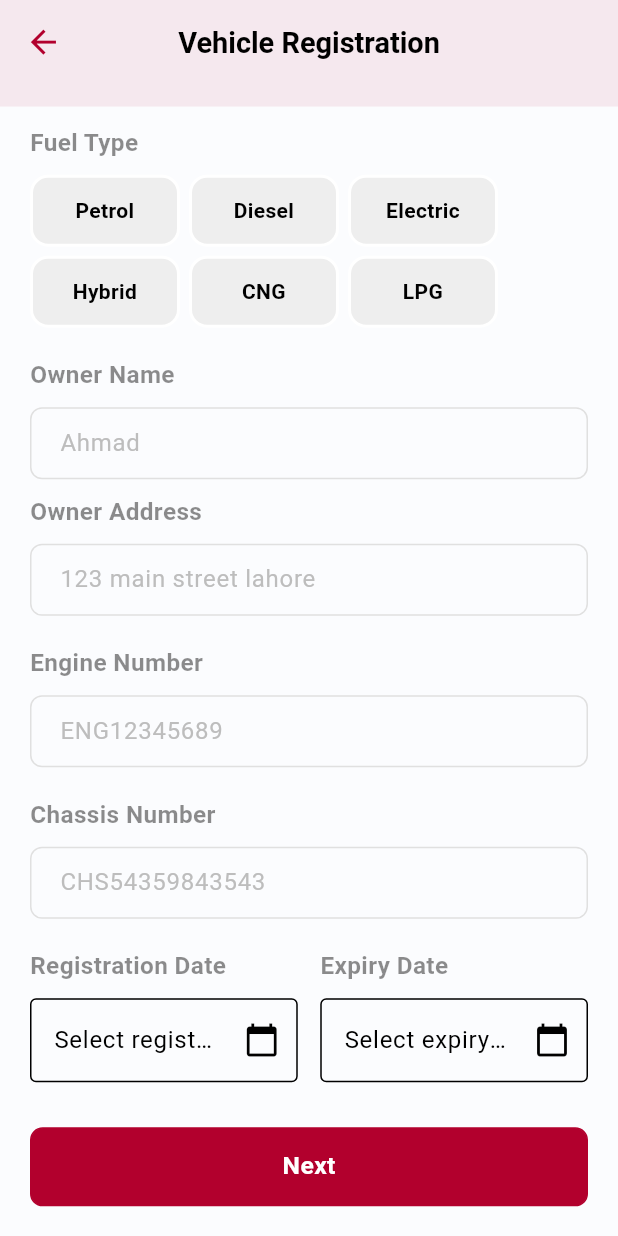
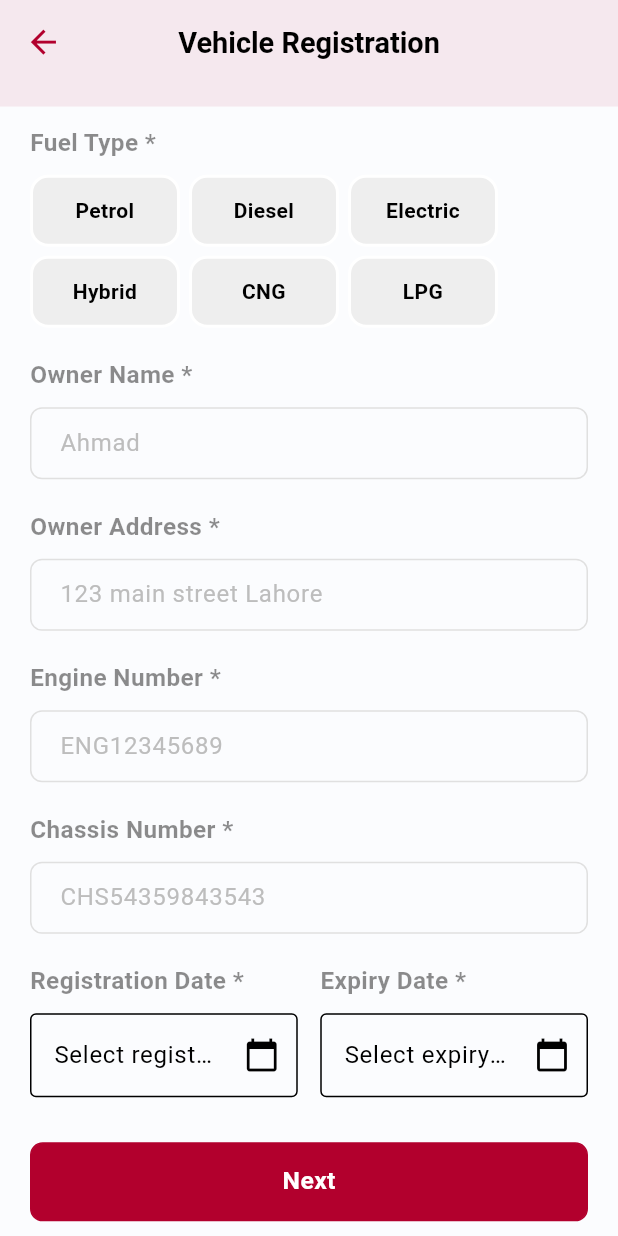
Before and after one commit to salehahmad798/Taxi-Driver, a Flutter app: the VehicleRegistrationScreen screen opened by its route, scrolled down 548 dp, on a phone screen of 412 x 824 dp. Run offline on Flutter 3.47's test engine with Material 3 defaults, Android fonts, the phone set to English and light mode, and no system bars; our stand-ins replace cached_network_image, flutter_screenutil, flutter_svg, geolocator, get, get_storage and 6 more; accounts and stored records are empty; Roboto replaces fonts that are missing (Poppins).

Commit message:
working on vehicle regis..

```diff
--- a/lib/data/models/vehicle_model.dart
+++ b/lib/data/models/vehicle_model.dart
@@ -1,59 +1,49 @@
 class VehicleModel {
-  String? drivingLicense;
-  String? vehicleType;
-  String? make;
-  String? model;
-  String? year;
-  String? color;
-  String? fuelType;
-  String? engineNumber;
-  String? chassisNumber;
-  String? ownerAddress;
-  String? registrationDate;
-  String? expiryDate;
+  final String vehicleType;
+  final String registrationNumber;
+  final String make;
+  final String model;
+  final String year;
+  final String color;
+  final String fuelType;
+  final String ownerName;
+  final String ownerAddress;
+  final String engineNumber;
+  final String chassisNumber;
+  final String? registrationDate;
+  final String? expiryDate;
 
   VehicleModel({
-    this.drivingLicense,
-    this.vehicleType,
-    this.make,
-    this.model,
-    this.year,
-    this.color,
-    this.fuelType,
-    this.engineNumber,
-    this.chassisNumber,
-    this.ownerAddress,
+    required this.vehicleType,
+    required this.registrationNumber,
+    required this.make,
+    required this.model,
+    required this.year,
+    required this.color,
+    required this.fuelType,
+    required this.ownerName,
+    required this.ownerAddress,
+    required this.engineNumber,
+    required this.chassisNumber,
     this.registrationDate,
     this.expiryDate,
   });
 
-  Map<String, dynamic> toJson() => {
-    'driving_license': drivingLicense,
-    'vehicle_type': vehicleType,
-    'make': make,
-    'model': model,
-    'year': year,
-    'color': color,
-    'fuel_type': fuelType,
-    'engine_number': engineNumber,
-    'chassis_number': chassisNumber,
-    'owner_address': ownerAddress,
-    'registration_date': registrationDate,
-    'expiry_date': expiryDate,
-  };
-
-  factory VehicleModel.fromJson(Map<String, dynamic> json) => VehicleModel(
-    drivingLicense: json['driving_license'],
-    vehicleType: json['vehicle_type'],
-    make: json['make'],
-    model: json['model'],
-    year: json['year'],
-    color: json['color'],
-    fuelType: json['fuel_type'],
-    engineNumber: json['engine_number'],
-    chassisNumber: json['chassis_number'],
-    ownerAddress: json['owner_address'],
-    registrationDate: json['registration_date'],
-    expiryDate: json['expiry_date'],
-  );
+  Map<String, dynamic> toJson() {
+    return {
+      "vehicle_type": vehicleType,
+      "registration_number": registrationNumber,
+      "vehicle_make": make,
+      "vehicle_model": model,
+      "vehicle_year": year,
+      "vehicle_color": color,
+      "fuel_type": fuelType,
+      "owner_name": ownerName,
+      "owner_address": ownerAddress,
+      "engine_number": engineNumber,
+      "chassis_number": chassisNumber,
+      "registration_date": registrationDate,
+      "expiry_date": expiryDate,
+    };
+  }
 }
--- a/lib/features/driver/vehicle_registration/vehicle_registration_binding.dart
+++ b/lib/features/driver/vehicle_registration/vehicle_registration_binding.dart
@@ -1,11 +1,10 @@
 import 'package:get/get.dart';
-import 'package:taxi_driver/data/providers/api_provider.dart';
 import 'package:taxi_driver/features/driver/vehicle_registration/vehicle_registration_controller.dart';
 
 class VehicleRegistrationBinding extends Bindings {
   @override
   void dependencies() {
-    Get.lazyPut<ApiProvider>(() => ApiProvider());
+    // Get.lazyPut<ApiProvider>(() => ApiProvider());
     Get.lazyPut<VehicleRegistrationController>(
       () => VehicleRegistrationController(),
     );
--- a/lib/features/driver/vehicle_registration/vehicle_registration_screen.dart
+++ b/lib/features/driver/vehicle_registration/vehicle_registration_screen.dart
@@ -21,7 +21,7 @@ class VehicleRegistrationScreen extends GetView<VehicleRegistrationController> {
           child: Column(
             crossAxisAlignment: CrossAxisAlignment.start,
             children: [
-              _buildSectionHeader('Vehicle Type'),
+              _buildSectionHeader('Vehicle Type *'),
               SizedBox(height: 10),
               Obx(() {
                 return Wrap(
@@ -81,9 +81,11 @@ class VehicleRegistrationScreen extends GetView<VehicleRegistrationController> {
               _buildTextFormField(
                 controller: controller.drivingLicenseController,
                 hint: 'Enter registration number',
-                validator: controller.validateRequired,
+                validator: (v) => controller.validateMinLength(v,
+                    min: 5, field: "Registration number"),
               ),
               SizedBox(height: 20),
+
               Row(
                 children: [
                   Expanded(
@@ -95,7 +97,8 @@ class VehicleRegistrationScreen extends GetView<VehicleRegistrationController> {
                         _buildTextFormField(
                           controller: controller.makeController,
                           hint: 'Toyota',
-                          validator: controller.validateRequired,
+                          validator: (v) =>
+                              controller.validateRequired(v, field: "Make"),
                         ),
                       ],
                     ),
@@ -110,7 +113,8 @@ class VehicleRegistrationScreen extends GetView<VehicleRegistrationController> {
                         _buildTextFormField(
                           controller: controller.modelController,
                           hint: 'Corolla',
-                          validator: controller.validateRequired,
+                          validator: (v) =>
+                              controller.validateRequired(v, field: "Model"),
                         ),
                       ],
                     ),
@@ -125,12 +129,12 @@ class VehicleRegistrationScreen extends GetView<VehicleRegistrationController> {
                     child: Column(
                       crossAxisAlignment: CrossAxisAlignment.start,
                       children: [
-                        _buildSectionHeader('Year'),
+                        _buildSectionHeader('Year *'),
                         SizedBox(height: 10),
                         _buildTextFormField(
                           controller: controller.yearController,
                           hint: '2020',
-                          validator: controller.validateRequired,
+                          validator: controller.validateYear,
                         ),
                       ],
                     ),
@@ -140,12 +144,13 @@ class VehicleRegistrationScreen extends GetView<VehicleRegistrationController> {
                     child: Column(
                       crossAxisAlignment: CrossAxisAlignment.start,
                       children: [
-                        _buildSectionHeader('Color'),
+                        _buildSectionHeader('Color *'),
                         SizedBox(height: 10),
                         _buildTextFormField(
                           controller: controller.colorController,
                           hint: 'White',
-                          validator: controller.validateRequired,
+                          validator: (v) =>
+                              controller.validateRequired(v, field: "Color"),
                         ),
                       ],
                     ),
@@ -153,21 +158,8 @@ class VehicleRegistrationScreen extends GetView<VehicleRegistrationController> {
                 ],
               ),
 
-              // SizedBox(height: 20),
-              // _buildSectionHeader('Fuel Type'),
-              // SizedBox(height: 10),
-              // Obx(
-              //   () => _buildDropdown(
-              //     value: controller.selectedFuelType.value.isEmpty
-              //         ? null
-              //         : controller.selectedFuelType.value,
-              //     items: controller.fuelTypes,
-              //     hint: 'Select fuel type',
-              //     onChanged: controller.setFuelType,
-              //   ),
-              // ),
               SizedBox(height: 20),
-              _buildSectionHeader('Fuel Type'),
+              _buildSectionHeader('Fuel Type *'),
               SizedBox(height: 10),
               Obx(() {
                 return Wrap(
@@ -181,13 +173,10 @@ class VehicleRegistrationScreen extends GetView<VehicleRegistrationController> {
                         padding: EdgeInsets.all(12),
                         width: 100,
                         decoration: BoxDecoration(
-                          color: isSelected
-                              ? Colors.red[100]
-                              : Colors.grey[200],
+                          color: isSelected ? Colors.red[100] : Colors.grey[200],
                           border: Border.all(
-                            color: isSelected
-                                ? AppColors.backColor
-                                : Colors.white,
+                            color:
+                                isSelected ? AppColors.backColor : Colors.white,
                             width: 2,
                           ),
                           borderRadius: BorderRadius.circular(12.r),
@@ -211,49 +200,53 @@ class VehicleRegistrationScreen extends GetView<VehicleRegistrationController> {
               }),
 
               SizedBox(height: 20),
-              _buildSectionHeader('Owner Name'),
+              _buildSectionHeader('Owner Name *'),
               SizedBox(height: 10),
               _buildTextFormField(
                 controller: controller.ownernameController,
                 hint: 'Ahmad',
-                validator: controller.validateRequired,
+                validator: (v) =>
+                    controller.validateRequired(v, field: "Owner name"),
               ),
-              SizedBox(height: 10),
+              SizedBox(height: 20),
 
-              _buildSectionHeader('Owner Address'),
+              _buildSectionHeader('Owner Address *'),
               SizedBox(height: 10),
               _buildTextFormField(
                 controller: controller.ownerAddressController,
-                hint: '123 main street lahore',
-                validator: controller.validateRequired,
+                hint: '123 main street Lahore',
+                validator: (v) =>
+                    controller.validateRequired(v, field: "Owner address"),
               ),
               SizedBox(height: 20),
-              _buildSectionHeader('Engine Number'),
+
+              _buildSectionHeader('Engine Number *'),
               SizedBox(height: 10),
               _buildTextFormField(
-                controller: controller.ownernameController,
+                controller: controller.engineNumberController,
                 hint: 'ENG12345689',
-                validator: controller.validateRequired,
+                validator: (v) => controller.validateMinLength(v,
+                    min: 6, field: "Engine number"),
               ),
 
               SizedBox(height: 20),
-              _buildSectionHeader('Chassis Number'),
+              _buildSectionHeader('Chassis Number *'),
               SizedBox(height: 10),
               _buildTextFormField(
                 controller: controller.chassisNumberController,
                 hint: 'CHS54359843543',
-                validator: controller.validateRequired,
+                validator: (v) => controller.validateMinLength(v,
+                    min: 6, field: "Chassis number"),
               ),
               SizedBox(height: 20),
 
               Row(
-                crossAxisAlignment: CrossAxisAlignment.start,
                 children: [
                   Expanded(
                     child: Column(
                       crossAxisAlignment: CrossAxisAlignment.start,
                       children: [
-                        _buildSectionHeader('Registration Date'),
+                        _buildSectionHeader('Registration Date *'),
                         SizedBox(height: 10),
                         Obx(
                           () => TextFormField(
@@ -261,8 +254,7 @@ class VehicleRegistrationScreen extends GetView<VehicleRegistrationController> {
                             onTap: () async {
                               final pickedDate = await showDatePicker(
                                 context: Get.context!,
-                                initialDate:
-                                    controller.registrationDate.value ??
+                                initialDate: controller.registrationDate.value ??
                                     DateTime.now(),
                                 firstDate: DateTime(2000),
                                 lastDate: DateTime(2100),
@@ -291,7 +283,7 @@ class VehicleRegistrationScreen extends GetView<VehicleRegistrationController> {
                     child: Column(
                       crossAxisAlignment: CrossAxisAlignment.start,
                       children: [
-                        _buildSectionHeader('Expiry Date'),
+                        _buildSectionHeader('Expiry Date *'),
                         SizedBox(height: 10),
                         Obx(
                           () => TextFormField(
@@ -299,8 +291,7 @@ class VehicleRegistrationScreen extends GetView<VehicleRegistrationController> {
                             onTap: () async {
                               final pickedDate = await showDatePicker(
                                 context: Get.context!,
-                                initialDate:
-                                    controller.expiryDate.value ??
+                                initialDate: controller.expiryDate.value ??
                                     DateTime.now(),
                                 firstDate: DateTime(2000),
                                 lastDate: DateTime(2100),
@@ -333,9 +324,13 @@ class VehicleRegistrationScreen extends GetView<VehicleRegistrationController> {
                   width: double.infinity,
                   text: controller.isLoading.value ? 'Loading...' : 'Next',
                   onTap: (){
-                    controller.isLoading.value
-                      ? null
-                      : controller.submitVehicleRegistration();
+                    //
+                    // controller.submitVehicleRegistration();
+
+                    if(!controller.isLoading.value){
+                      controller.submitVehicleRegistration();
+                    }
+
                   }
                 ),
               ),
@@ -384,6 +379,8 @@ class VehicleRegistrationScreen extends GetView<VehicleRegistrationController> {
       ),
     );
   }
+
+
 
   Widget _buildDropdown({
     String? value,
@@ -440,4 +437,5 @@ class VehicleRegistrationScreen extends GetView<VehicleRegistrationController> {
       ),
     );
   }
+
 }
```
Also changed, not shown: lib/data/services/api_service.dart (+44 -1 lines), lib/features/driver/vehicle_registration/vehicle_registration_controller.dart (+98 -70 lines).
